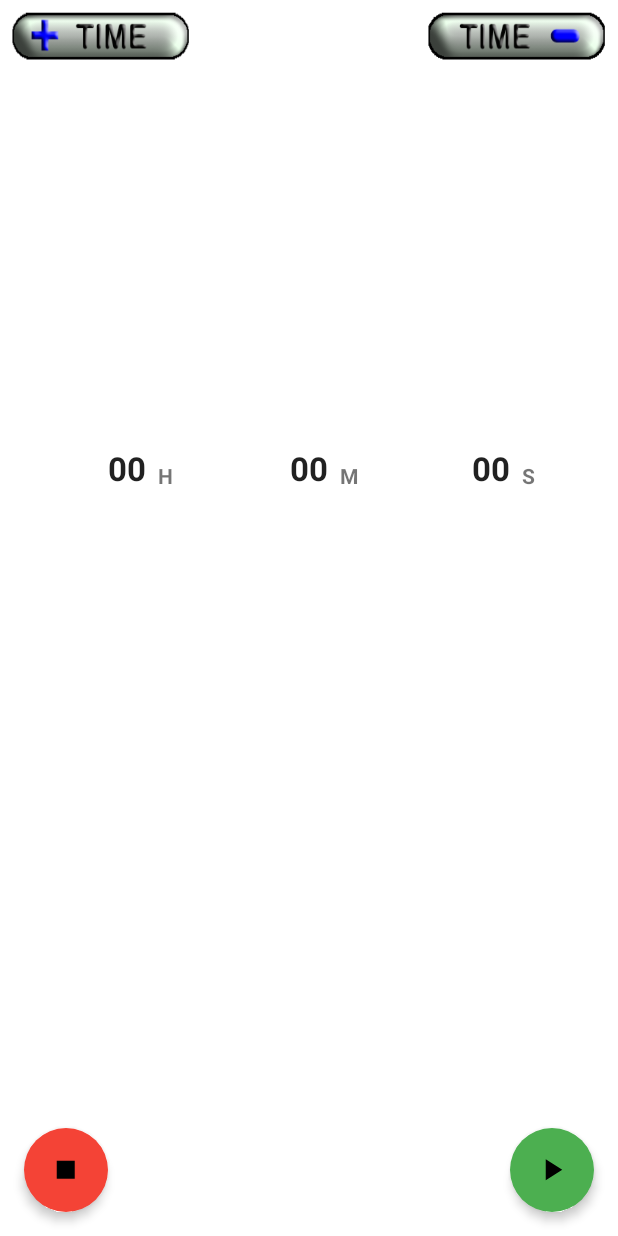
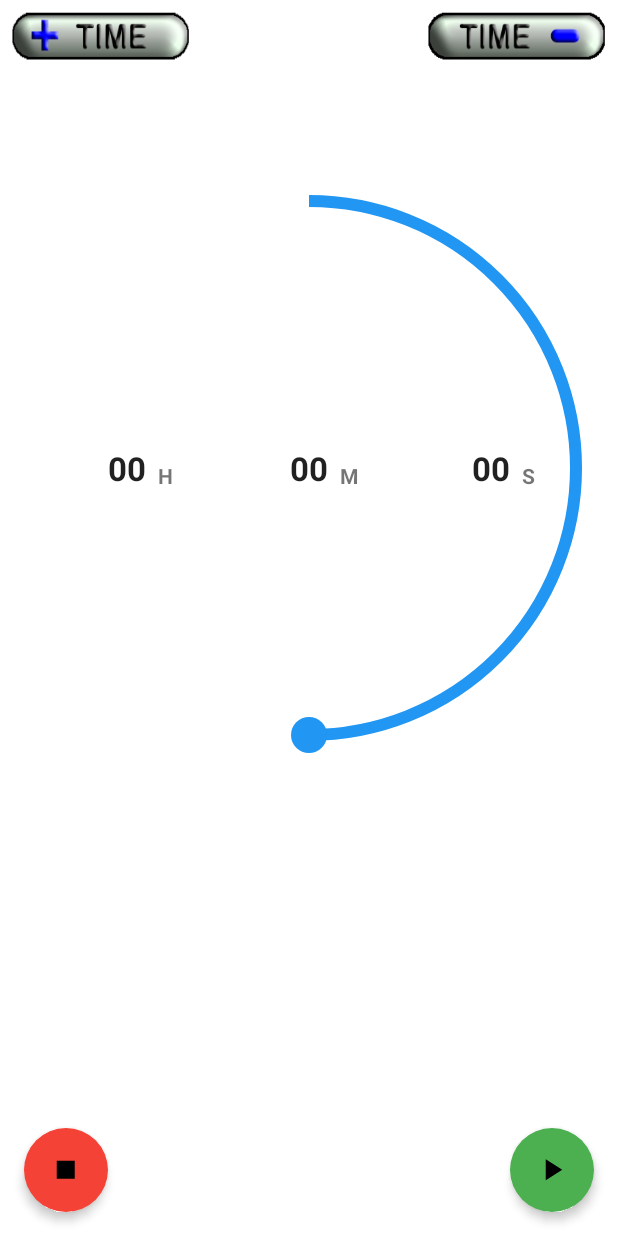
Before and after one commit to virtualprodigy/Public_StudyProAndroid, an Android app: the layout study_timer_fragment.xml on its own in the app's theme, with its tools: preview values and no code run, on a phone screen of 412 x 824 dp. Run offline under Robolectric (Android 15) with nearby library versions, the light colour scheme and no system bars.

Commit message:
Date: February 2, 2016 at 10:56:43 AM EST
Added the cood for draw the arc and circle for the timer. Now to fixed the timer starting crash and animate the timerDisplayCircle

```diff
--- /dev/null
+++ b/app/src/main/java/com/virtualprodigy/StudyPro/layouts/TimerDisplayLayout.java
@@ -0,0 +1,130 @@
+package com.virtualprodigy.studypro.layouts;
+
+import android.content.Context;
+import android.content.res.Resources;
+import android.graphics.Canvas;
+import android.graphics.Paint;
+import android.graphics.Point;
+import android.graphics.RectF;
+import android.util.AttributeSet;
+import android.util.DisplayMetrics;
+import android.util.TypedValue;
+import android.widget.RelativeLayout;
+
+import com.virtualprodigy.studypro.R;
+
+/**
+ * Created by virtualprodigyllc on 2/1/16.
+ */
+public class TimerDisplayLayout extends RelativeLayout {
+    private Context context;
+    private Resources res;
+    private RectF arcRect;
+    private Paint arcPaint;
+    private Paint circlePaint;
+    private int sweepAngle;
+    private int arcCircumference;
+    private int circleRadius;
+    private Point cicrleCoord;
+
+    public TimerDisplayLayout(Context context) {
+        super(context);
+        init(context);
+    }
+
+    public TimerDisplayLayout(Context context, AttributeSet attrs) {
+        super(context, attrs);
+        init(context);
+    }
+
+    public TimerDisplayLayout(Context context, AttributeSet attrs, int defStyleAttr) {
+        super(context, attrs, defStyleAttr);
+        init(context);
+    }
+
+    public TimerDisplayLayout(Context context, AttributeSet attrs, int defStyleAttr, int defStyleRes) {
+        super(context, attrs, defStyleAttr, defStyleRes);
+        init(context);
+    }
+
+    /**
+     * A uniform constructor
+     *
+     * @param context
+     */
+    private void init(Context context) {
+        this.context = context;
+        this.res = context.getResources();
+
+        arcRect = new RectF();
+        arcPaint = new Paint();
+        arcPaint.setColor(res.getColor(R.color.material_blue));
+        arcPaint.setAntiAlias(true);
+        arcPaint.setStrokeWidth(res.getDimension(R.dimen.timer_circle_stroke));
+        arcPaint.setStyle(Paint.Style.STROKE);
+
+        circlePaint = new Paint(arcPaint);
+//        circlePaint = new Paint();
+//        circlePaint.setColor(res.getColor(R.color.material_blue));
+//        circlePaint.setAntiAlias(true);
+//        circlePaint.setStrokeWidth(res.getDimension(R.dimen.timer_circle_stroke));
+        circlePaint.setStyle(Paint.Style.FILL);
+        circleRadius = (int) res.getDimension(R.dimen.timer_circle_radius);
+        setWillNotDraw(false);
+    }
+
+    @Override
+    protected void onMeasure(int widthMeasureSpec, int heightMeasureSpec) {
+        super.onMeasure(widthMeasureSpec, heightMeasureSpec);
+        DisplayMetrics displaymetrics = context.getResources().getDisplayMetrics();
+        int padding = (int) TypedValue.applyDimension(TypedValue.COMPLEX_UNIT_DIP, 8, displaymetrics);
+
+        //find a square bound and then center it within the view
+        int screenWidth = MeasureSpec.getSize(widthMeasureSpec);
+        int screenHeight = MeasureSpec.getSize(heightMeasureSpec);
+
+        //find the dimension to use for the square bounds
+        int circleWidth = screenWidth - padding;
+        int circleHeight = screenHeight - padding;
+        int sqrtBoundMeasure = circleHeight < circleWidth ? circleHeight : circleWidth;
+        arcCircumference = sqrtBoundMeasure;
+        //calculate the left and top for the bounds to be centered
+        int left = (screenWidth / 2) - (sqrtBoundMeasure / 2);
+        int top = (screenHeight / 2) - (sqrtBoundMeasure / 2);
+        int right = left + sqrtBoundMeasure;
+        int bottom = top + sqrtBoundMeasure;
+
+        arcRect = new RectF(left, top, right, bottom);
+    }
+
+    @Override
+    protected void dispatchDraw(Canvas canvas) {
+        //calculate the sweepAngle
+        sweepAngle = 180;
+        calculateCircleCoordinates();
+        super.dispatchDraw(canvas);
+    }
+
+    /**
+     * Calculate circle position using the
+     * parametric equation for a circle
+     */
+    private void calculateCircleCoordinates() {
+        int arcRadius = (arcCircumference/2);
+        //remember to convert the degree angle to radians
+        //remove 90 degrees from the sweep angle since the that's the factor used to adjust the arc initial drawing point
+        int x = (int) ((arcRect.left + arcRadius) + arcRadius * Math.cos(((sweepAngle - 90) * Math.PI / 180F)));
+        int y = (int) Math.abs ( (arcRect.top + arcRadius) + arcRadius * Math.sin(((sweepAngle -90) * Math.PI / 180F)));
+        cicrleCoord = new Point();
+        cicrleCoord.set(x,y);
+    }
+
+    @Override
+    protected void onDraw(Canvas canvas) {
+        canvas.drawArc(arcRect, -90, sweepAngle, false, arcPaint);
+        if(cicrleCoord != null)
+        canvas.drawCircle(cicrleCoord.x, cicrleCoord.y, circleRadius, circlePaint);
+//                postInvalidateDelayed(1000);
+        super.onDraw(canvas);
+    }
+}
--- a/app/src/main/res/layout/study_timer_fragment.xml
+++ b/app/src/main/res/layout/study_timer_fragment.xml
@@ -6,7 +6,8 @@
     android:layout_width="match_parent"
     android:layout_height="match_parent"
     android:background="@android:color/white"
-    android:orientation="vertical">
+    android:orientation="vertical"
+    android:clipChildren="false">
 
     <include layout="@layout/timer_display_layout"
         android:layout_height="match_parent"
--- a/app/src/main/res/layout/timer_display_layout.xml
+++ b/app/src/main/res/layout/timer_display_layout.xml
@@ -1,5 +1,5 @@
 <?xml version="1.0" encoding="utf-8"?>
-<RelativeLayout xmlns:android="http://schemas.android.com/apk/res/android"
+<com.virtualprodigy.studypro.layouts.TimerDisplayLayout xmlns:android="http://schemas.android.com/apk/res/android"
     xmlns:tools="http://schemas.android.com/tools"
     android:layout_width="match_parent"
     android:layout_height="match_parent">
@@ -68,4 +68,4 @@
                 android:text="@string/second_indicator" />
         </RelativeLayout>
     </LinearLayout>
-</RelativeLayout>
+</com.virtualprodigy.studypro.layouts.TimerDisplayLayout>
--- /dev/null
+++ b/app/src/main/res/values/dimens.xml
@@ -0,0 +1,7 @@
+<?xml version="1.0" encoding="utf-8"?>
+<resources>
+    <!--study timer-->
+    <dimen name="timer_circle_stroke">8dp</dimen>
+    <dimen name="timer_circle_radius">12dp</dimen>
+
+</resources>
```
